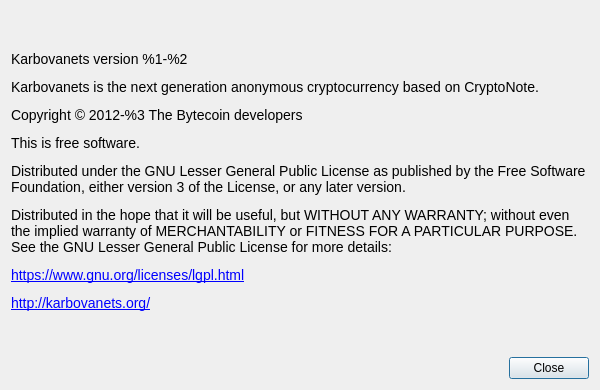
Above: src/Gui/Common/AboutDialog.ui from Karbovanets/Karbo-lite before the change. Below: the same form after it.
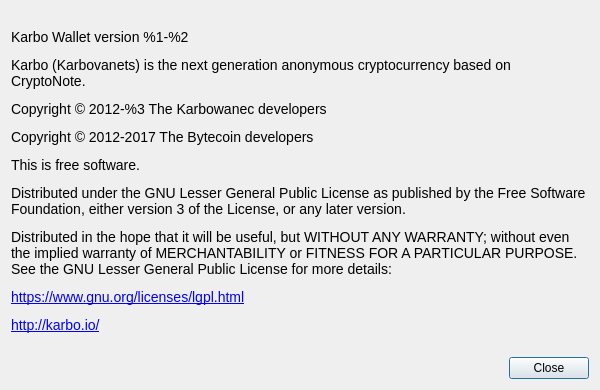
That is the form after the change. Custom widgets are drawn as their Qt base class.

Commit message:
Lite wallet first commit
TODO:
- Receive frame
- Clean up

What changed in the file:
```diff
--- a/src/Gui/Common/AboutDialog.ui
+++ b/src/Gui/Common/AboutDialog.ui
@@ -41,7 +41,7 @@
       </sizepolicy>
      </property>
      <property name="text">
-      <string>&lt;html&gt;&lt;head/&gt;&lt;body&gt;&lt;p&gt;&lt;span style=&quot; font-family:'Open Sans'; font-size:14px;&quot;&gt;Karbovanets version %1-%2&lt;/span&gt;&lt;/p&gt;&lt;p&gt;&lt;span style=&quot; font-family:'Open Sans'; font-size:14px;&quot;&gt;Karbovanets is the next generation anonymous cryptocurrency based on CryptoNote.&lt;/span&gt;&lt;/p&gt;&lt;p&gt;&lt;span style=&quot; font-family:'Open Sans'; font-size:14px;&quot;&gt;Copyright © 2012-%3 The Bytecoin developers&lt;/span&gt;&lt;/p&gt;&lt;p&gt;&lt;span style=&quot; font-family:'Open Sans'; font-size:14px;&quot;&gt;This is free software.&lt;/span&gt;&lt;/p&gt;&lt;p&gt;&lt;span style=&quot; font-family:'Open Sans'; font-size:14px;&quot;&gt;Distributed under the GNU Lesser General Public License as published by the Free Software Foundation, either version 3 of the License, or any later version.&lt;/span&gt;&lt;/p&gt;&lt;p&gt;&lt;span style=&quot; font-family:'Open Sans'; font-size:14px;&quot;&gt;Distributed in the hope that it will be useful, but WITHOUT ANY WARRANTY; without even the implied warranty of MERCHANTABILITY or FITNESS FOR A PARTICULAR PURPOSE. See the GNU Lesser General Public License for more details:&lt;/span&gt;&lt;/p&gt;&lt;p&gt;&lt;a href=&quot;https://www.gnu.org/licenses/lgpl.html&quot;&gt;&lt;span style=&quot; font-family:'Open Sans'; font-size:14px; text-decoration: underline; color:#0000ff;&quot;&gt;https://www.gnu.org/licenses/lgpl.html&lt;/span&gt;&lt;/a&gt;&lt;/p&gt;&lt;p&gt;&lt;a href=&quot;http://Karbovanets.org/&quot;&gt;&lt;span style=&quot; font-family:'Open Sans'; font-size:14px; text-decoration: underline; color:#0000ff;&quot;&gt;http://karbovanets.org/&lt;/span&gt;&lt;/a&gt;&lt;/p&gt;&lt;/body&gt;&lt;/html&gt;</string>
+      <string>&lt;html&gt;&lt;head/&gt;&lt;body&gt;&lt;p&gt;&lt;span style=&quot; font-family:'Open Sans'; font-size:14px;&quot;&gt;Karbo Wallet version %1-%2&lt;/span&gt;&lt;/p&gt;&lt;p&gt;&lt;span style=&quot; font-family:'Open Sans'; font-size:14px;&quot;&gt;Karbo (Karbovanets) is the next generation anonymous cryptocurrency based on CryptoNote.&lt;/span&gt;&lt;/p&gt;&lt;p&gt;&lt;span style=&quot; font-family:'Open Sans'; font-size:14px;&quot;&gt;Copyright © 2012-%3 The Karbowanec developers&lt;/span&gt;&lt;/p&gt;&lt;p&gt;&lt;span style=&quot; font-family:'Open Sans'; font-size:14px;&quot;&gt;Copyright © 2012-2017 The Bytecoin developers&lt;/span&gt;&lt;/p&gt;&lt;p&gt;&lt;span style=&quot; font-family:'Open Sans'; font-size:14px;&quot;&gt;This is free software.&lt;/span&gt;&lt;/p&gt;&lt;p&gt;&lt;span style=&quot; font-family:'Open Sans'; font-size:14px;&quot;&gt;Distributed under the GNU Lesser General Public License as published by the Free Software Foundation, either version 3 of the License, or any later version.&lt;/span&gt;&lt;/p&gt;&lt;p&gt;&lt;span style=&quot; font-family:'Open Sans'; font-size:14px;&quot;&gt;Distributed in the hope that it will be useful, but WITHOUT ANY WARRANTY; without even the implied warranty of MERCHANTABILITY or FITNESS FOR A PARTICULAR PURPOSE. See the GNU Lesser General Public License for more details:&lt;/span&gt;&lt;/p&gt;&lt;p&gt;&lt;a href=&quot;https://www.gnu.org/licenses/lgpl.html&quot;&gt;&lt;span style=&quot; font-family:'Open Sans'; font-size:14px; text-decoration: underline; color:#0000ff;&quot;&gt;https://www.gnu.org/licenses/lgpl.html&lt;/span&gt;&lt;/a&gt;&lt;/p&gt;&lt;p&gt;&lt;a href=&quot;http://karbo.io/&quot;&gt;&lt;span style=&quot; font-family:'Open Sans'; font-size:14px; text-decoration: underline; color:#0000ff;&quot;&gt;http://karbo.io/&lt;/span&gt;&lt;/a&gt;&lt;/p&gt;&lt;/body&gt;&lt;/html&gt;</string>
      </property>
      <property name="textFormat">
       <enum>Qt::RichText</enum>
```
The commit also changes 38 other files.
